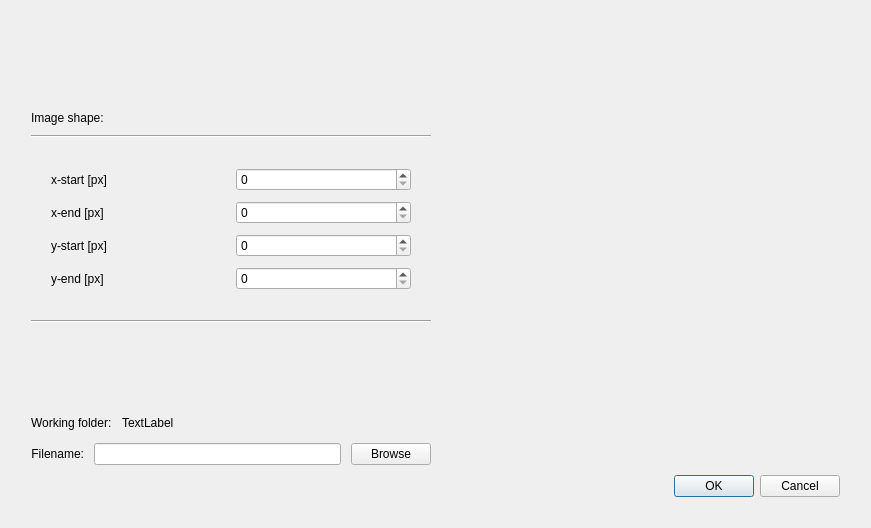
Above: ui/roi_dialog.ui from EBSP-Indexer/EBSP-Indexer before the change. Below: the same form after it.
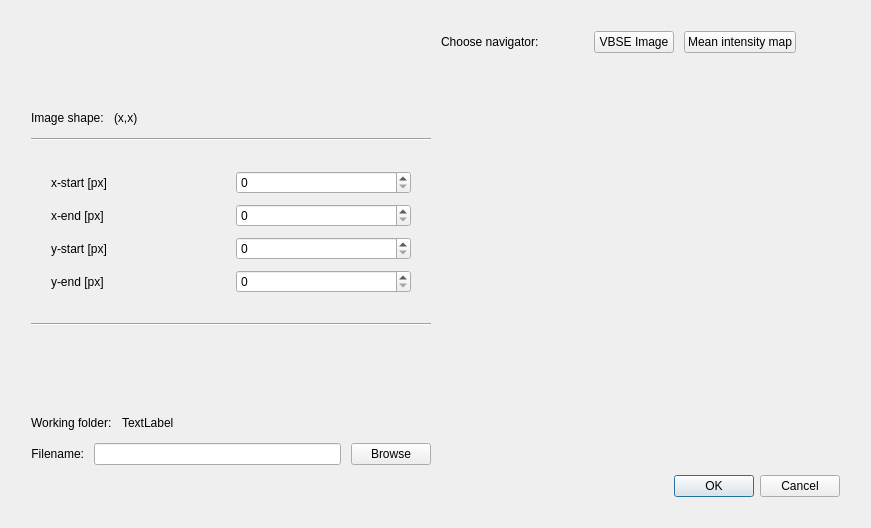
That is the form after the change. Custom widgets are drawn as their Qt base class.

Patch:
```diff
--- a/ui/roi_dialog.ui
+++ b/ui/roi_dialog.ui
@@ -53,11 +53,35 @@
            </spacer>
           </item>
           <item>
-           <widget class="QLabel" name="label_6">
-            <property name="text">
-             <string>Image shape:</string>
-            </property>
-           </widget>
+           <layout class="QHBoxLayout" name="horizontalLayout_4">
+            <item>
+             <widget class="QLabel" name="label_6">
+              <property name="text">
+               <string>Image shape:</string>
+              </property>
+             </widget>
+            </item>
+            <item>
+             <widget class="QLabel" name="imageShapeLabel">
+              <property name="text">
+               <string>(x,x)</string>
+              </property>
+             </widget>
+            </item>
+            <item>
+             <spacer name="horizontalSpacer_4">
+              <property name="orientation">
+               <enum>Qt::Horizontal</enum>
+              </property>
+              <property name="sizeHint" stdset="0">
+               <size>
+                <width>40</width>
+                <height>20</height>
+               </size>
+              </property>
+             </spacer>
+            </item>
+           </layout>
           </item>
           <item>
            <widget class="Line" name="line_2">
@@ -156,14 +180,7 @@
           </item>
          </layout>
         </item>
-        <item row="2" column="1">
-         <widget class="MplWidget" name="mplWidget" native="true">
-          <property name="styleSheet">
-           <string notr="true">background-color: transparent</string>
-          </property>
-         </widget>
-        </item>
-        <item row="4" column="1">
+        <item row="4" column="2">
          <widget class="QDialogButtonBox" name="buttonBox">
           <property name="layoutDirection">
            <enum>Qt::LeftToRight</enum>
@@ -260,6 +277,83 @@
           </item>
          </layout>
         </item>
+        <item row="2" column="2">
+         <layout class="QVBoxLayout" name="verticalLayout_2">
+          <item>
+           <layout class="QHBoxLayout" name="horizontalLayout_2">
+            <property name="sizeConstraint">
+             <enum>QLayout::SetMinimumSize</enum>
+            </property>
+            <item>
+             <widget class="QLabel" name="label_5">
+              <property name="sizePolicy">
+               <sizepolicy hsizetype="Preferred" vsizetype="Minimum">
+                <horstretch>0</horstretch>
+                <verstretch>0</verstretch>
+               </sizepolicy>
+              </property>
+              <property name="text">
+               <string>Choose navigator:</string>
+              </property>
+             </widget>
+            </item>
+            <item>
+             <spacer name="horizontalSpacer_2">
+              <property name="orientation">
+               <enum>Qt::Horizontal</enum>
+              </property>
+              <property name="sizeHint" stdset="0">
+               <size>
+                <width>40</width>
+                <height>20</height>
+               </size>
+              </property>
+             </spacer>
+            </item>
+            <item>
+             <widget class="QPushButton" name="pushButtonVBSE">
+              <property name="text">
+               <string>VBSE Image</string>
+              </property>
+             </widget>
+            </item>
+            <item>
+             <widget class="QPushButton" name="pushButtonMIM">
+              <property name="text">
+               <string>Mean intensity map</string>
+              </property>
+             </widget>
+            </item>
+            <item>
+             <spacer name="horizontalSpacer_3">
+              <property name="orientation">
+               <enum>Qt::Horizontal</enum>
+              </property>
+              <property name="sizeHint" stdset="0">
+               <size>
+                <width>40</width>
+                <height>20</height>
+               </size>
+              </property>
+             </spacer>
+            </item>
+           </layout>
+          </item>
+          <item>
+           <widget class="MplWidget" name="mplWidget" native="true">
+            <property name="sizePolicy">
+             <sizepolicy hsizetype="Preferred" vsizetype="Expanding">
+              <horstretch>0</horstretch>
+              <verstretch>0</verstretch>
+             </sizepolicy>
+            </property>
+            <property name="styleSheet">
+             <string notr="true">background-color: transparent</string>
+            </property>
+           </widget>
+          </item>
+         </layout>
+        </item>
        </layout>
       </item>
      </layout>
```
